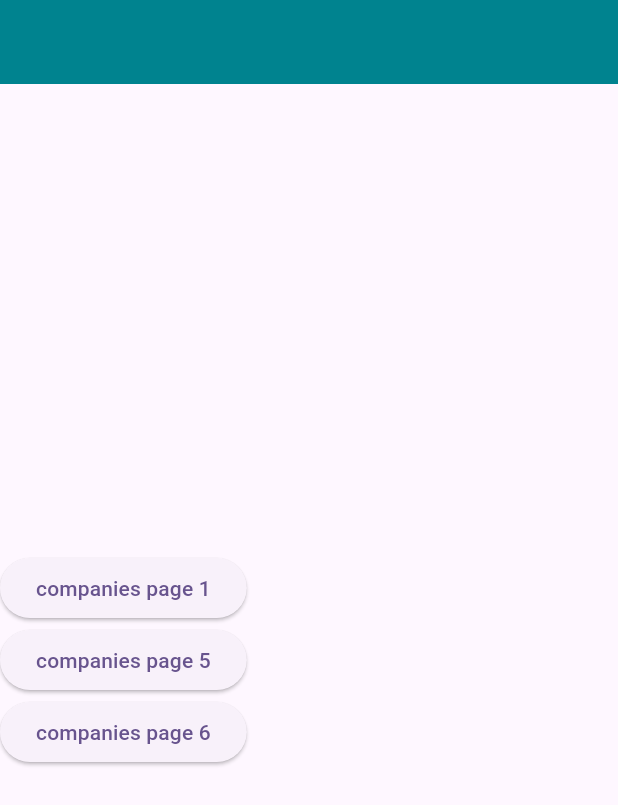
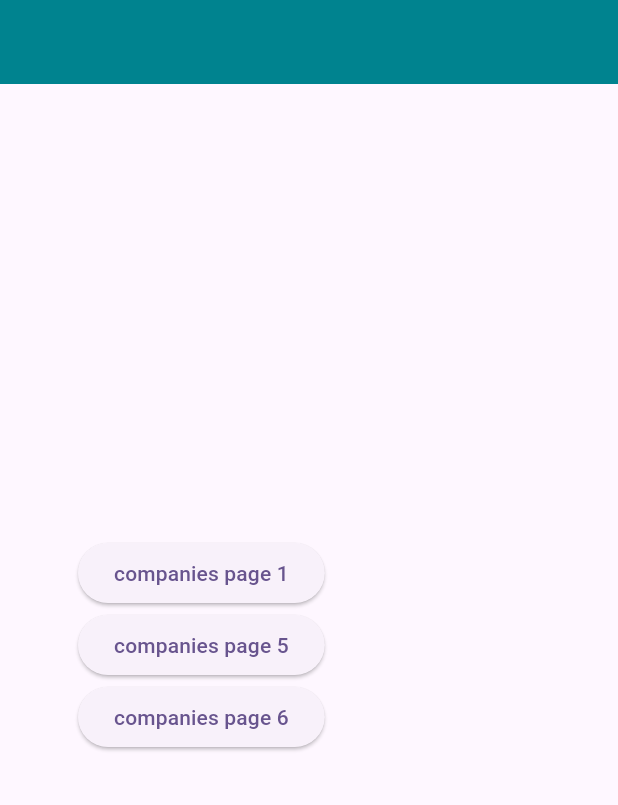
Before and after one commit to Xenon506/Bussiness_Detail_page_jinn, a Flutter app: the screen it shows after launch, on a phone screen of 412 x 824 dp. Shown: the top 805 px of the screen. Run offline on Flutter 3.47's test engine with Material 3 defaults, Android fonts, the phone set to English and light mode, and no system bars; our stand-ins replace cloud_firestore, firebase_core; accounts and stored records are empty.

```diff
--- a/lib/home.dart
+++ b/lib/home.dart
@@ -19,19 +19,22 @@ class Home extends StatelessWidget {
         Column(
           mainAxisAlignment: MainAxisAlignment.center,
           children: [
+
+            Column(
+              mainAxisAlignment: MainAxisAlignment.center,
+
+              children: [
+                Padding(
+                  padding: EdgeInsetsGeometry.fromLTRB(52,0,0,20),
+                  child:
+                  Column(
+                    children: [
                     ElevatedButton(onPressed: () {
                       Navigator.push(
                         context,
                          MaterialPageRoute(builder: (context) => Companiespage()),
                       );
                     }, child: const Text('companies page 1')),
-
-
-          // ElevatedButton(onPressed: (){
-          //     Navigator.push(context,
-          //     MaterialPageRoute(builder: (context) => Companiespage3(bid: '1')));
-          //   }, child: Text('companies page 3')),
-
 
                     ElevatedButton(onPressed: (){
                       Navigator.push(context,
@@ -42,6 +45,10 @@ class Home extends StatelessWidget {
                       Navigator.push(context,
                       MaterialPageRoute(builder: (context) => Companiespage6()));
                     }, child: Text('companies page 6')),
+                    ],),
+                ),
+              ],
+            ),
 
 
 
```
Lines whose indentation alone changed are shown as unchanged.
